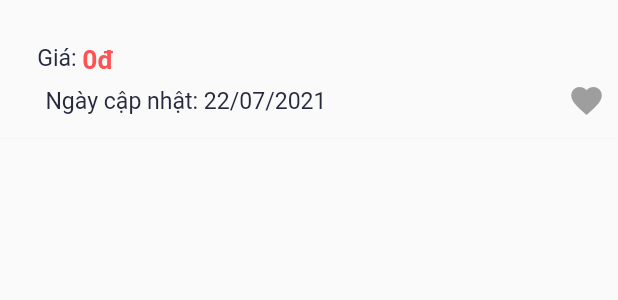
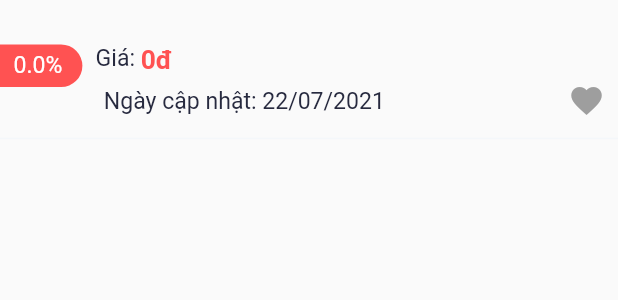
Before and after one commit to dangductrung/shopping_app_ui, a Flutter app: the ProductItem widget shown alone on an empty page, opened directly with empty values, on a phone screen of 412 x 824 dp. Shown: the top 300 px of the screen. Run offline on Flutter 3.47's test engine with Material 2 defaults, Android fonts, the phone set to English and light mode, and no system bars; drawn by our look-alikes of auto_size_text, flutter_easyloading; our stand-ins replace dio, easy_localization, event_bus, firebase_core, firebase_crashlytics, firebase_messaging and 14 more; missing offline and left inert: keyboard_service; accounts and stored records are empty; generated files the repository leaves out were written again; network calls fail.

Commit message:
update sale ui

```diff
--- a/lib/pages/favoriteList/product_item.dart
+++ b/lib/pages/favoriteList/product_item.dart
@@ -1,3 +1,4 @@
+import 'package:auto_size_text/auto_size_text.dart';
 import 'package:flutter/cupertino.dart';
 import 'package:flutter/material.dart';
 import 'package:shopping_app/generated/assets.gen.dart';
@@ -12,8 +13,9 @@ import 'package:shopping_app/extensions/date_time_ext.dart';
 class ProductItem extends StatelessWidget {
   final Product product;
   final Function() onFollowClicked;
+  final double delta;
 
-  const ProductItem({this.product, this.onFollowClicked});
+  const ProductItem({this.product, this.onFollowClicked, this.delta});
 
   @override
   Widget build(BuildContext context) {
@@ -35,6 +37,22 @@ class ProductItem extends StatelessWidget {
                     child: Text(
                       "New",
                       style: UITextStyle.white_14_400,
+                    ),
+                  ),
+                if (delta != null)
+                  Container(
+                    height: 28.0.h,
+                    width: 50.0.w,
+                    decoration: BoxDecoration(
+                      borderRadius: BorderRadius.only(topRight: Radius.circular(14.0.h), bottomRight: Radius.circular(14.0.h)),
+                      color: UIColor.red,
+                    ),
+                    padding: EdgeInsets.only(right: 4.0.w),
+                    child: Center(
+                      child: AutoSizeText(
+                        "$delta%",
+                        style: UITextStyle.white_14_400,
+                      ),
                     ),
                   ),
               ],
--- a/lib/pages/home/discount/discount_page.dart
+++ b/lib/pages/home/discount/discount_page.dart
@@ -56,6 +56,7 @@ class _DiscountPageState extends BaseViewState<DiscountPage, DiscountViewModel>
                 child: ProductItem(
                   product: viewModel.fluctuation[index].product,
                   onFollowClicked: () => viewModel.onFollowClicked(index),
+                  delta: viewModel.fluctuation[index].delta ?? 0,
                 ),
               );
             },
--- a/pubspec.yaml
+++ b/pubspec.yaml
@@ -15,7 +15,7 @@ publish_to: 'none' # Remove this line if you wish to publish to pub.dev
 # In iOS, build-name is used as CFBundleShortVersionString while build-number used as CFBundleVersion.
 # Read more about iOS versioning at
 # https://developer.apple.com/library/archive/documentation/General/Reference/InfoPlistKeyReference/Articles/CoreFoundationKeys.html
-version: 1.0.5+6
+version: 1.0.7+8
 
 environment:
   sdk: ">=2.7.0 <3.0.0"
```
